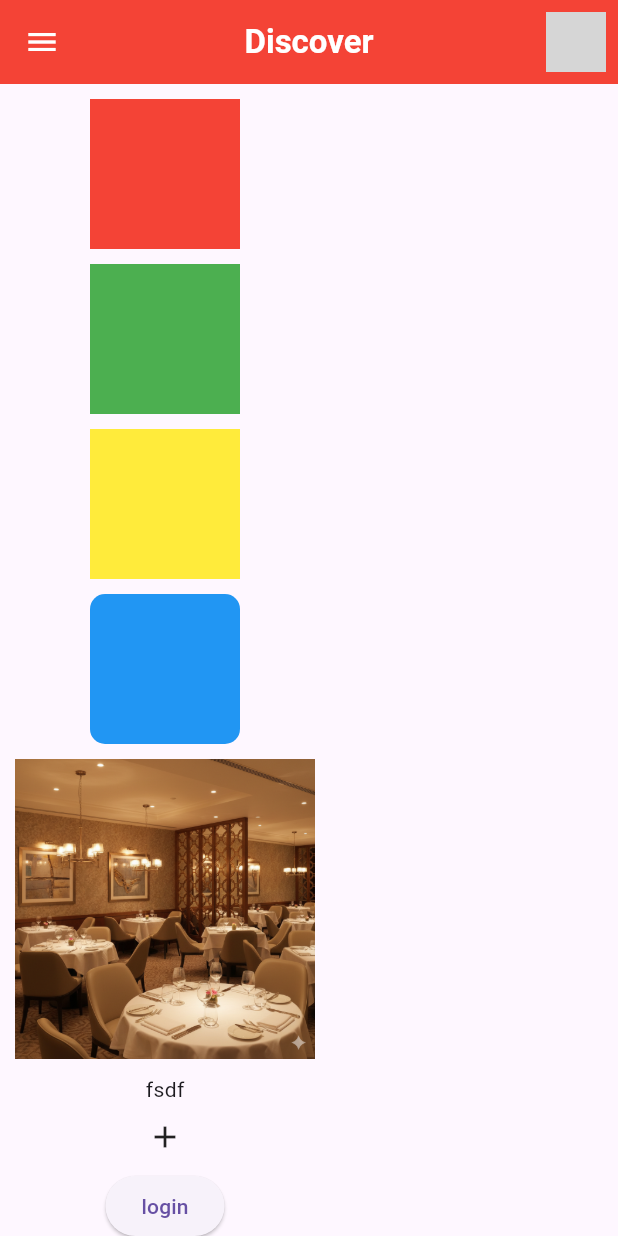
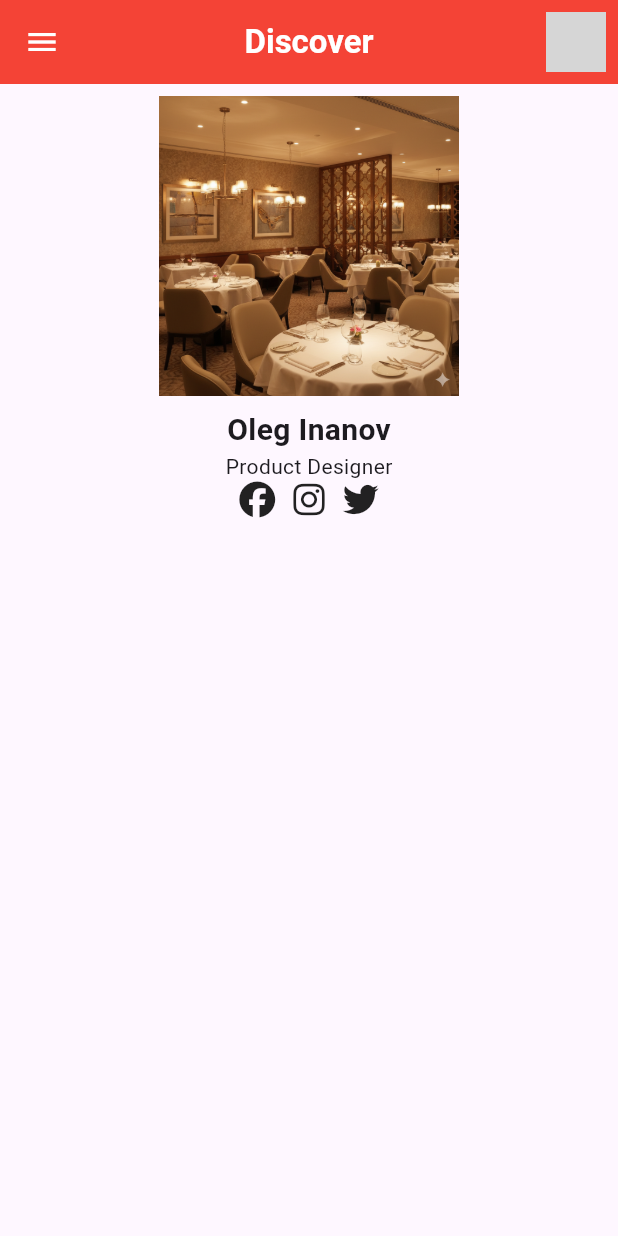
Before and after one commit to Rahultharu064/flutterLearning, a Flutter app: the screen it shows after launch, on a phone screen of 412 x 824 dp. Run offline on Flutter 3.47's test engine with Material 3 defaults, Android fonts, the phone set to English and light mode, and no system bars; our stand-ins replace font_awesome_flutter; network calls fail; grey boxes are pictures that could not be loaded.

Commit message:
assignmnet done

```diff
--- a/lib/main.dart
+++ b/lib/main.dart
@@ -1,4 +1,5 @@
 import 'package:flutter/material.dart';
+import 'package:font_awesome_flutter/font_awesome_flutter.dart';
 
 void main() {
   runApp(Bit());
@@ -10,18 +11,12 @@ class Bit extends StatelessWidget {
   @override
   Widget build(BuildContext context) {
     //material app is a root app
-    return MaterialApp(
-      debugShowCheckedModeBanner: false,
-      home: HomePage()
-    );
+    return MaterialApp(debugShowCheckedModeBanner: false, home: HomePage());
   }
 }
 
-
-
 //    stl --> stateless widget
 //    stf --> statefull widget
-
 
 class HomePage extends StatelessWidget {
   const HomePage({super.key});
@@ -50,34 +45,59 @@ class HomePage extends StatelessWidget {
           ),
         ],
       ),
-        body: SingleChildScrollView(
-          padding: const EdgeInsets.all(10.0),
-          child: Column(
-            // mainAxisAlignment: MainAxisAlignment.spaceBetween,
-            spacing: 10,
+      // body: SingleChildScrollView(
+      //   padding: const EdgeInsets.all(10.0),
+      //   child: Column(
+      //     // mainAxisAlignment: MainAxisAlignment.spaceBetween,
+      //     spacing: 10,
+      //     children: [
+      //       Container(height: 100, width: 100, color: Colors.red),
+      //       // SizedBox(height: 10),
+      //       Container(height: 100, width: 100, color: Colors.green),
+      //       // SizedBox(height: 100),
+      //       Container(height: 100, width: 100, color: Colors.yellow),
+      //       Container(
+      //         height: 100,
+      //         width: 100,
+      //         decoration: BoxDecoration(
+      //           borderRadius: BorderRadius.all(Radius.circular(10)),
+      //           color: Colors.blue,
+      //         ),
+      //       ),
+
+      //       Image.asset("assets/Dining.png", height: 200),
+
+      //       //for text
+      //       Text("fsdf"),
+      //       Icon(Icons.add),
+      //       ElevatedButton(onPressed: () {}, child: Text("login")),
+      //       OutlinedButton(onPressed: () {}, child: Text("Outline")),
+      //       TextButton(onPressed: () {}, child: Text("Text button")),
+      body: Column(
         children: [
-              Container(height: 100, width: 100, color: Colors.red),
-              // SizedBox(height: 10),
-              Container(height: 100, width: 100, color: Colors.green),
-              // SizedBox(height: 100),
-              Container(height: 100, width: 100, color: Colors.yellow),
-              Container(
-                height: 100,
-                width: 100,
-                decoration: BoxDecoration(
-                  borderRadius: BorderRadius.all(Radius.circular(10)),
-                  color: Colors.blue,
+          Center(
+            child: Padding(
+              padding: const EdgeInsets.all(8.0),
+              child: Image.asset("assets/Dining.png", height: 200, width: 200),
             ),
           ),
-
-              Image.asset("assets/Dining.png", height: 200),
-
-              //for text
-              Text("fsdf"),
-              Icon(Icons.add),
-              ElevatedButton(onPressed: () {}, child: Text("login")),
-              OutlinedButton(onPressed: () {}, child: Text("Outline")),
-              TextButton(onPressed: () {}, child: Text("Text button")),
+          Text(
+            "Oleg Inanov",
+            style: TextStyle(fontSize: 20, fontWeight: FontWeight.bold),
+          ),
+          Text("Product Designer"),
+          Row(
+            mainAxisAlignment: MainAxisAlignment.center,
+            children: [
+              FaIcon(FontAwesomeIcons.facebook),
+              SizedBox(width: 12),
+              FaIcon(FontAwesomeIcons.instagram),
+              SizedBox(width: 12),
+              FaIcon(FontAwesomeIcons.twitter),
+            ],
+          ),
+        ],
+      ),
       // Row(
       //   spacing: 10,
       //   children: [
@@ -99,9 +119,9 @@ class HomePage extends StatelessWidget {
 
       //   ],
       // ),
-            ],
-          ),
-        ),
+      //     ],
+      //   ),
+      // ),
     );
   }
 }
--- a/pubspec.yaml
+++ b/pubspec.yaml
@@ -34,6 +34,7 @@ dependencies:
   # The following adds the Cupertino Icons font to your application.
   # Use with the CupertinoIcons class for iOS style icons.
   cupertino_icons: ^1.0.8
+  font_awesome_flutter: ^10.7.0
 
 dev_dependencies:
   flutter_test:
```
Also changed, not shown: pubspec.lock. Lines whose indentation alone changed are shown as unchanged.
